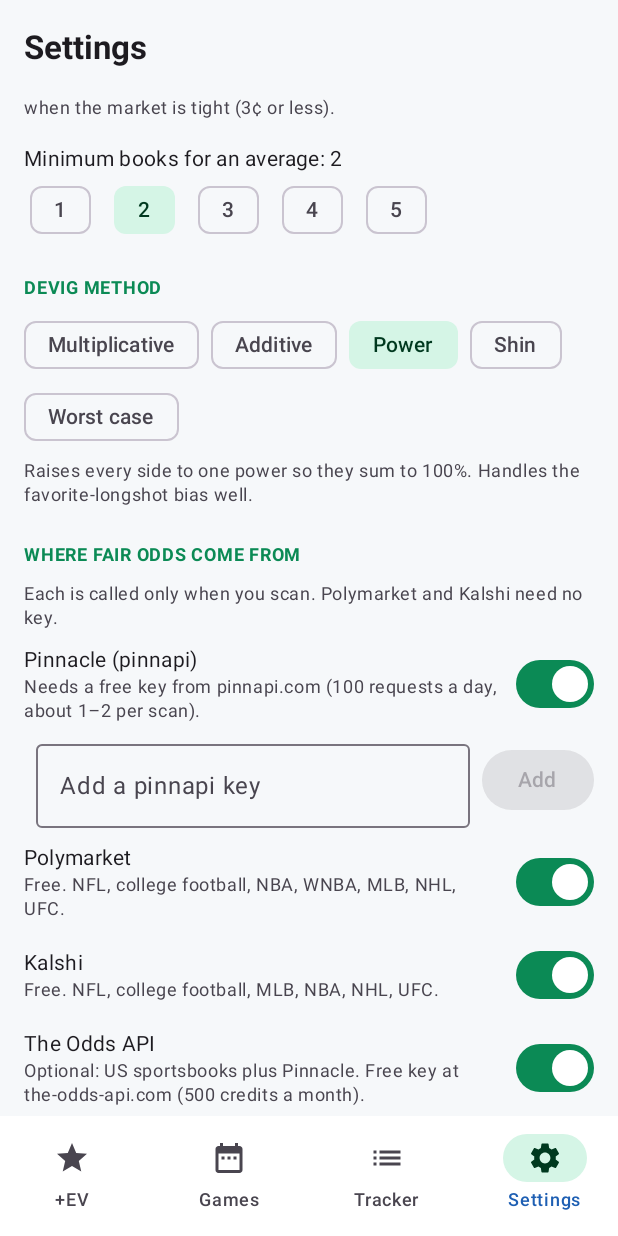
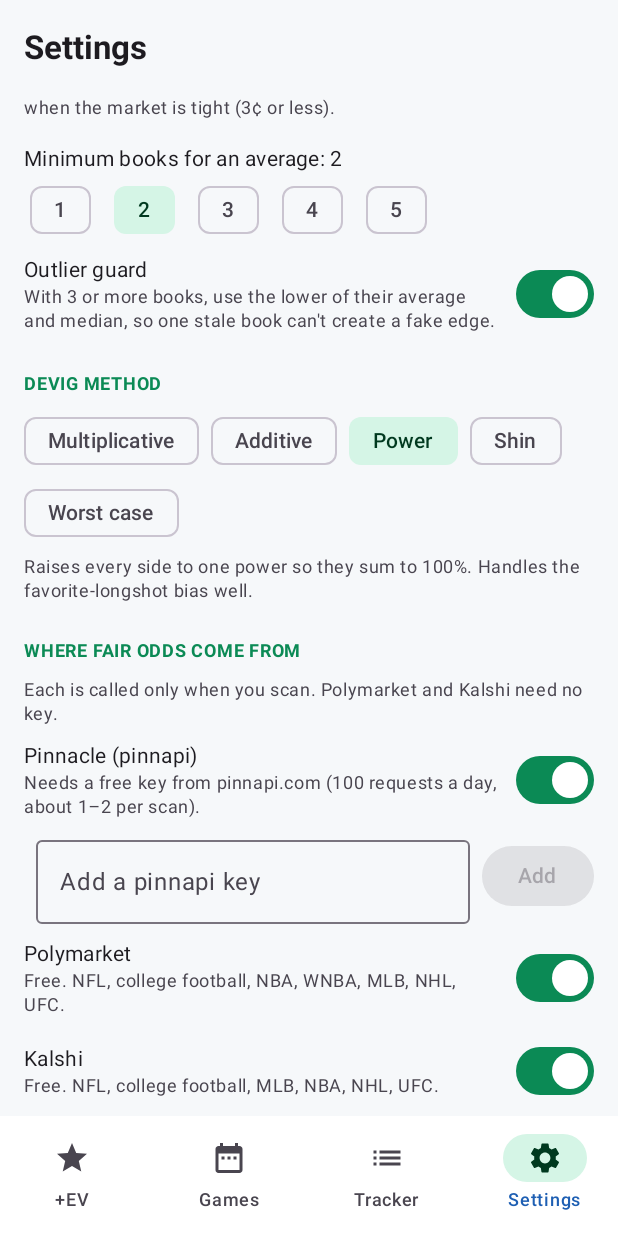
Before and after one commit to tjshea90/novig, an Android app built with Jetpack Compose: the screen it shows after launch (MainActivity), item 4 of the bottom bar chosen, scrolled down 952 dp, on a phone screen of 412 x 824 dp. Run offline under Robolectric (Android 15) with nearby library versions, the phone set to English and light mode, and no system bars; pictures from the network do not load.

Commit message:
auto-checkpoint: 2026-09-26T02:08:07Z
Automatic hook checkpoint — not a reviewed commit. See CHECKPOINT.md
for where the session actually stands.

```diff
--- a/app/src/main/kotlin/com/tjshea/vigilant/app/ui/SettingsScreen.kt
+++ b/app/src/main/kotlin/com/tjshea/vigilant/app/ui/SettingsScreen.kt
@@ -142,6 +142,11 @@ fun SettingsScreen(
 
             Text("Minimum books for an average: ${s.minBooks}", style = MaterialTheme.typography.bodyMedium, modifier = Modifier.padding(top = 12.dp))
             ChoiceChips((1..5).toList(), s.minBooks, { it.toString() }) { v -> onUpdate { it.copy(minBooks = v) } }
+            SwitchRow(
+                "Outlier guard",
+                "With 3 or more books, use the lower of their average and median, so one stale book can't create a fake edge.",
+                s.outlierGuard,
+            ) { v -> onUpdate { it.copy(outlierGuard = v) } }
 
             SectionTitle("Devig method")
             FlowRow(horizontalArrangement = Arrangement.spacedBy(8.dp)) {
@@ -234,7 +239,10 @@ fun SettingsScreen(
                 valueRange = 0f..10f,
                 steps = 19,
             )
-            Text("Markets", style = MaterialTheme.typography.bodyMedium)
+            Text("Longest odds shown: ${maxOddsLabel(s.maxOdds)}", style = MaterialTheme.typography.bodyMedium)
+            ChoiceChips(ScanSettings.MAX_ODDS_CHOICES, s.maxOdds, ::maxOddsLabel) { v -> onUpdate { it.copy(maxOdds = v) } }
+            Hint("Fair odds are least reliable on longshots, which is where most fake edges show up.")
+            Text("Markets", style = MaterialTheme.typography.bodyMedium, modifier = Modifier.padding(top = 8.dp))
             FlowRow(horizontalArrangement = Arrangement.spacedBy(8.dp)) {
                 MarketFamily.entries.forEach { f ->
                     FilterChip(
@@ -361,6 +369,8 @@ fun bookPropEstimate(s: ScanSettings): String {
         "A game's props are re-used for ${minutesLabel(s.bookPropReuseMinutes)}, so scanning again sooner costs nothing for it."
 }
 
+fun maxOddsLabel(american: Int): String = if (american <= 0) "Any" else "+$american"
+
 fun minutesLabel(minutes: Int): String = if (minutes >= 60 && minutes % 60 == 0) "${minutes / 60}h" else "${minutes}m"
 
 /** Key list callbacks from the view model; the file pickers live in [SettingsScreen]. */
```
Also changed, not shown: app/src/main/kotlin/com/tjshea/vigilant/app/MainActivity.kt (+8 -1 lines), app/src/main/kotlin/com/tjshea/vigilant/app/ui/OpportunitySheet.kt (+64 -8 lines).
